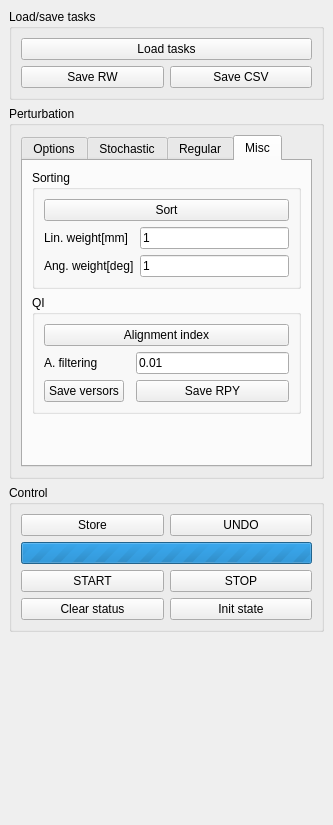
dagothar/gripperz, file src/plugins/alignment_experiment/alignment_experiment.ui: the form before one commit.
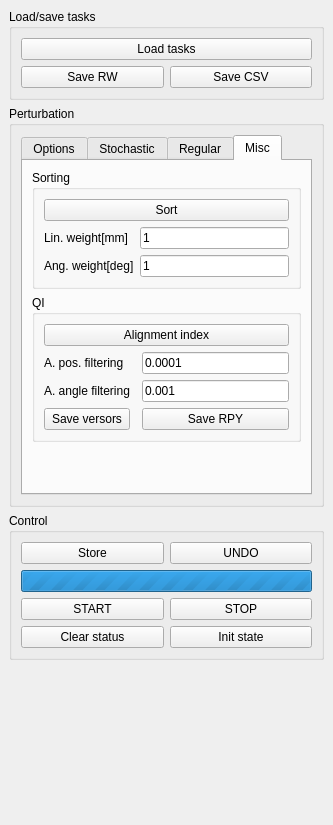
The form after the commit. The open tabs and pages were chosen to show the change.

Commit message: added position to alignment index calculator

```diff
--- a/src/plugins/alignment_experiment/alignment_experiment.ui
+++ b/src/plugins/alignment_experiment/alignment_experiment.ui
@@ -576,21 +576,21 @@
               <string>QI</string>
              </property>
              <layout class="QGridLayout" name="gridLayout_11">
-              <item row="1" column="2">
-               <widget class="QLineEdit" name="filteringLineEdit">
+              <item row="2" column="2">
+               <widget class="QLineEdit" name="angleFilteringLineEdit">
                 <property name="text">
-                 <string>0.01</string>
-                </property>
-               </widget>
-              </item>
-              <item row="1" column="0">
-               <widget class="QLabel" name="label_6">
-                <property name="text">
-                 <string>A. filtering</string>
+                 <string>0.001</string>
                 </property>
                </widget>
               </item>
               <item row="2" column="0">
+               <widget class="QLabel" name="label_6">
+                <property name="text">
+                 <string>A. angle filtering</string>
+                </property>
+               </widget>
+              </item>
+              <item row="3" column="0">
                <widget class="QPushButton" name="saveVersorsButton">
                 <property name="text">
                  <string>Save versors</string>
@@ -604,13 +604,27 @@
                 </property>
                </widget>
               </item>
-              <item row="2" column="2">
+              <item row="3" column="2">
                <widget class="QPushButton" name="saveRPYButton">
                 <property name="text">
                  <string>Save RPY</string>
                 </property>
                </widget>
               </item>
+              <item row="1" column="0">
+               <widget class="QLabel" name="label_26">
+                <property name="text">
+                 <string>A. pos. filtering</string>
+                </property>
+               </widget>
+              </item>
+              <item row="1" column="2">
+               <widget class="QLineEdit" name="positionFilteringLineEdit">
+                <property name="text">
+                 <string>0.0001</string>
+                </property>
+               </widget>
+              </item>
              </layout>
             </widget>
            </item>
```
The commit also changes 4 other files.
